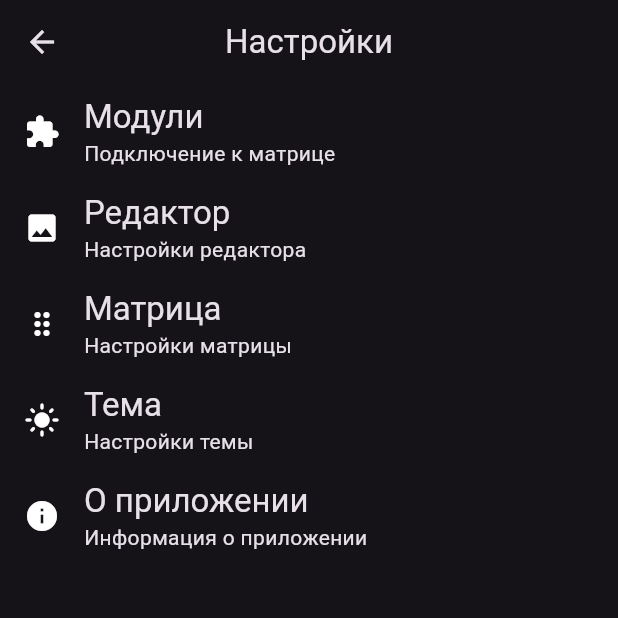
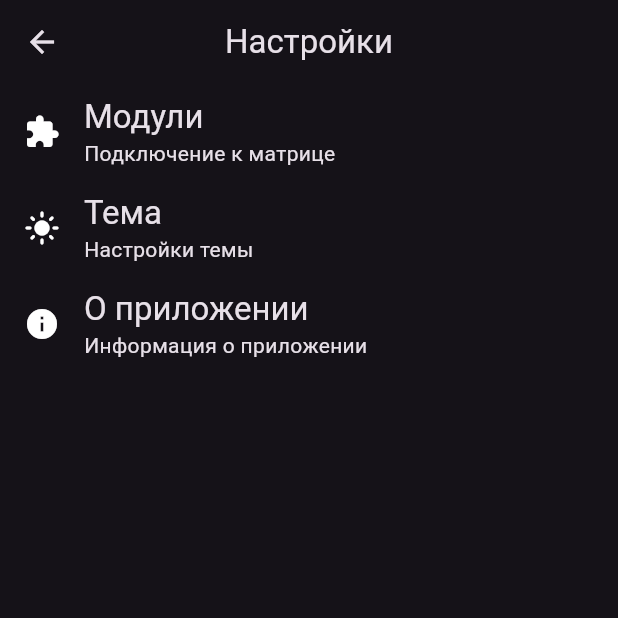
Before and after one commit to ItsCh1ya/ledctr, a Flutter app: the SettingsPage screen opened by its route, on a phone screen of 412 x 824 dp, the top half of it. Run offline on Flutter 3.47's test engine with Material 3 defaults, Android fonts, the phone set to English and light mode, and no system bars; our stand-ins replace animated_theme_switcher, bloc, dio, file_picker, floor, flutter_bloc and 4 more; missing offline and left inert: dart_eval, flutter_image_converter, image_editor_plus; accounts and stored records are empty; generated files the repository leaves out were written again.

Commit message:
removed settings tile

```diff
--- a/lib/presentation/settings/pages/settings_page.dart
+++ b/lib/presentation/settings/pages/settings_page.dart
@@ -19,8 +19,6 @@ class SettingsPage extends StatelessWidget {
         child: Column(
           children: [
             SettingsTile(icon: Icons.extension, title: 'Модули', subtitle: 'Подключение к матрице', page: ModulesSettingsPage()),
-            SettingsTile(icon: Icons.image, title: 'Редактор', subtitle: 'Настройки редактора',),
-            SettingsTile(icon: Icons.drag_indicator, title: 'Матрица', subtitle: 'Настройки матрицы'),
             SettingsTile(icon: Icons.light_mode, title: 'Тема', subtitle: 'Настройки темы', page: ThemePage()),
             SettingsTile(icon: Icons.info, title: 'О приложении', subtitle: 'Информация о приложении', page: AboutPage()),
           ]
```
